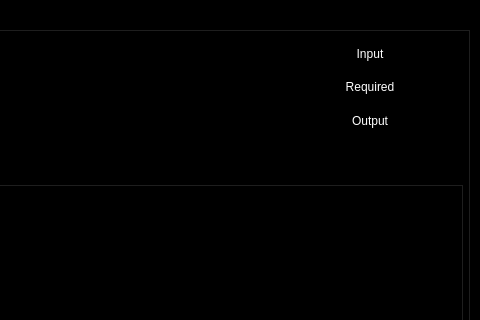
Before: the Qt Designer form Graphics/UI/SagaGui.ui in inexplicable01/saga, drawn with Qt 5; both pictures show x 544 to 1024 and y 0 to 320 of the 1024 by 826 pixel window.
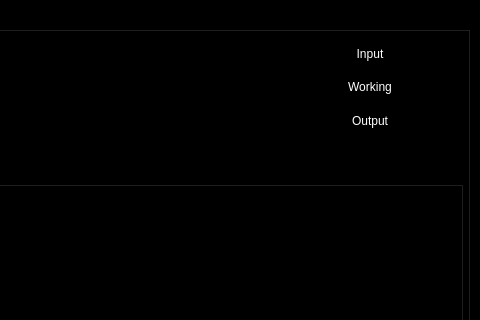
After: the same form once the commit is applied. The open tabs and pages were chosen to show the change. Icons and pictures are not drawn.

```diff
--- a/Graphics/UI/SagaGui.ui
+++ b/Graphics/UI/SagaGui.ui
@@ -329,7 +329,7 @@
               <item row="1" column="0">
                <widget class="QLabel" name="requiredlbl">
                 <property name="text">
-                 <string>Required</string>
+                 <string>Working</string>
                 </property>
                 <property name="alignment">
                  <set>Qt::AlignCenter</set>
```
Left out of the diff: 2 changed lines with no effect on the pictures.
